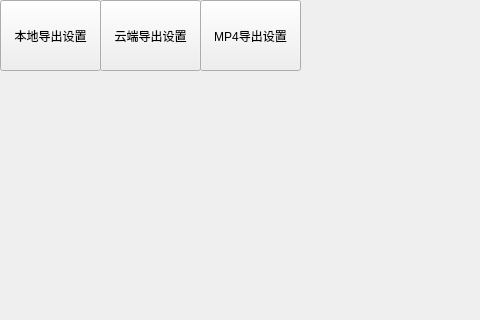
Qt form HToolBar/HToolBar.ui (cppyyds/Qt_proj) before a commit; both pictures show x 0 to 480 and y 0 to 320 of the 688 by 607 pixel window.
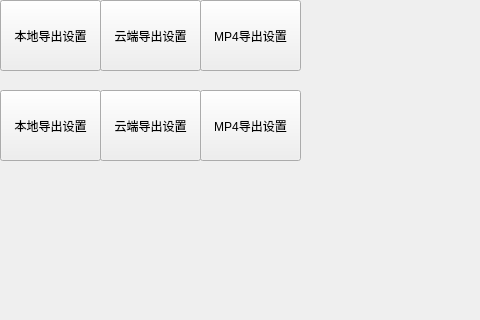
The same form after that commit.

The edit to the form file:
```diff
--- a/HToolBar/HToolBar.ui
+++ b/HToolBar/HToolBar.ui
@@ -81,7 +81,47 @@
      <height>531</height>
     </rect>
    </property>
-   <widget class="QWidget" name="page"/>
+   <widget class="QWidget" name="page">
+    <widget class="QToolButton" name="toolButton_4">
+     <property name="geometry">
+      <rect>
+       <x>200</x>
+       <y>20</y>
+       <width>101</width>
+       <height>71</height>
+      </rect>
+     </property>
+     <property name="text">
+      <string>MP4导出设置</string>
+     </property>
+    </widget>
+    <widget class="QToolButton" name="toolButton_5">
+     <property name="geometry">
+      <rect>
+       <x>100</x>
+       <y>20</y>
+       <width>101</width>
+       <height>71</height>
+      </rect>
+     </property>
+     <property name="text">
+      <string>云端导出设置</string>
+     </property>
+    </widget>
+    <widget class="QToolButton" name="toolButton_6">
+     <property name="geometry">
+      <rect>
+       <x>0</x>
+       <y>20</y>
+       <width>101</width>
+       <height>71</height>
+      </rect>
+     </property>
+     <property name="text">
+      <string>本地导出设置</string>
+     </property>
+    </widget>
+   </widget>
    <widget class="QWidget" name="page_2"/>
   </widget>
  </widget>
```
